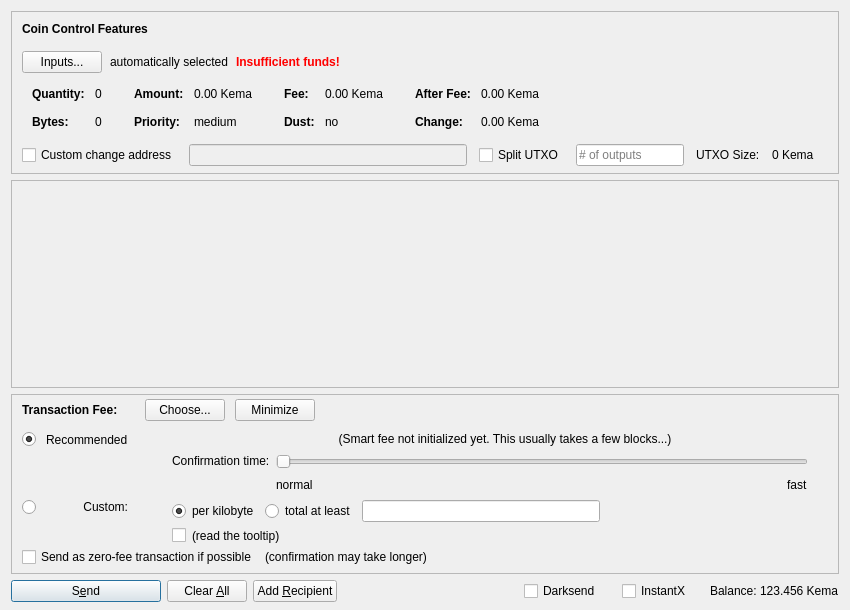
This is src/qt/forms/sendcoinsdialog.ui in wmcorless/kema as Qt 5 draws it before an edit. The edited form follows.
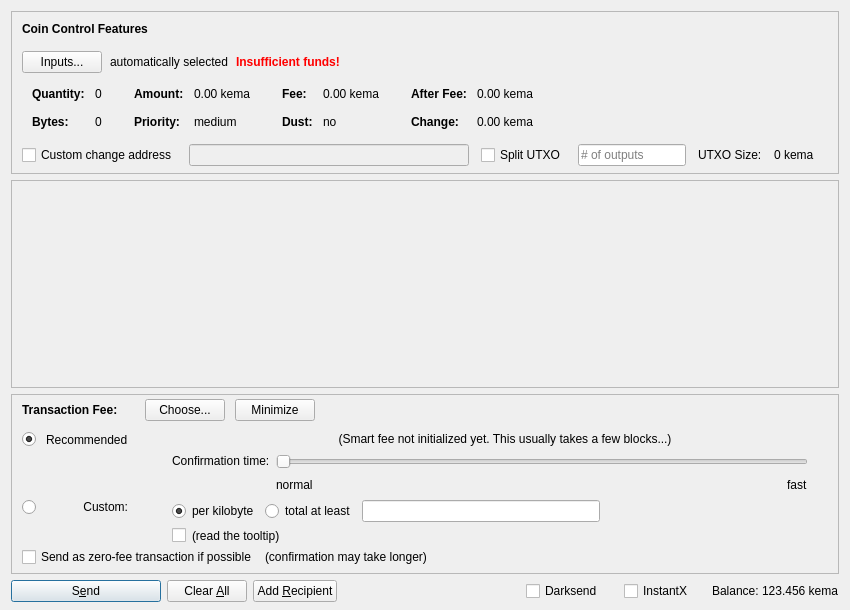
This is the edited form. Icons and pictures are not drawn. Custom widgets are drawn as their Qt base class.

What changed in the file:
```diff
--- a/src/qt/forms/sendcoinsdialog.ui
+++ b/src/qt/forms/sendcoinsdialog.ui
@@ -324,7 +324,7 @@
                   <enum>Qt::ActionsContextMenu</enum>
                  </property>
                  <property name="text">
-                  <string notr="true">0.00 Kema</string>
+                  <string notr="true">0.00 kema</string>
                  </property>
                  <property name="textInteractionFlags">
                   <set>Qt::LinksAccessibleByMouse|Qt::TextSelectableByKeyboard|Qt::TextSelectableByMouse</set>
@@ -404,7 +404,7 @@
                   <enum>Qt::ActionsContextMenu</enum>
                  </property>
                  <property name="text">
-                  <string notr="true">0.00 Kema</string>
+                  <string notr="true">0.00 kema</string>
                  </property>
                  <property name="textInteractionFlags">
                   <set>Qt::LinksAccessibleByMouse|Qt::TextSelectableByKeyboard|Qt::TextSelectableByMouse</set>
@@ -484,7 +484,7 @@
                   <enum>Qt::ActionsContextMenu</enum>
                  </property>
                  <property name="text">
-                  <string notr="true">0.00 Kema</string>
+                  <string notr="true">0.00 kema</string>
                  </property>
                  <property name="textInteractionFlags">
                   <set>Qt::LinksAccessibleByMouse|Qt::TextSelectableByKeyboard|Qt::TextSelectableByMouse</set>
@@ -513,7 +513,7 @@
                   <enum>Qt::ActionsContextMenu</enum>
                  </property>
                  <property name="text">
-                  <string notr="true">0.00 Kema</string>
+                  <string notr="true">0.00 kema</string>
                  </property>
                  <property name="textInteractionFlags">
                   <set>Qt::LinksAccessibleByMouse|Qt::TextSelectableByKeyboard|Qt::TextSelectableByMouse</set>
@@ -594,7 +594,7 @@
           <item>
            <widget class="QLabel" name="labelBlockSize">
             <property name="text">
-             <string>0 Kema</string>
+             <string>0 kema</string>
             </property>
            </widget>
           </item>
@@ -1435,7 +1435,7 @@
           <cursorShape>IBeamCursor</cursorShape>
          </property>
          <property name="text">
-          <string notr="true">123.456 Kema</string>
+          <string notr="true">123.456 kema</string>
          </property>
          <property name="textInteractionFlags">
           <set>Qt::LinksAccessibleByMouse|Qt::TextSelectableByKeyboard|Qt::TextSelectableByMouse</set>
```
Left out of the diff: 16 changed lines with no effect on the pictures.
